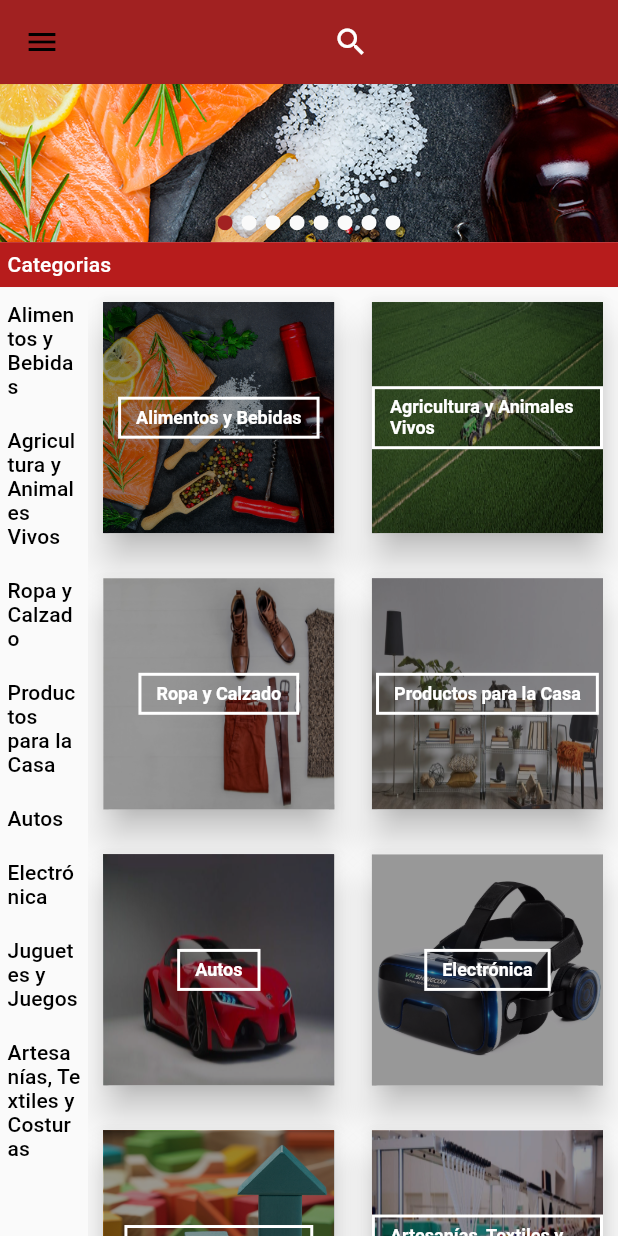
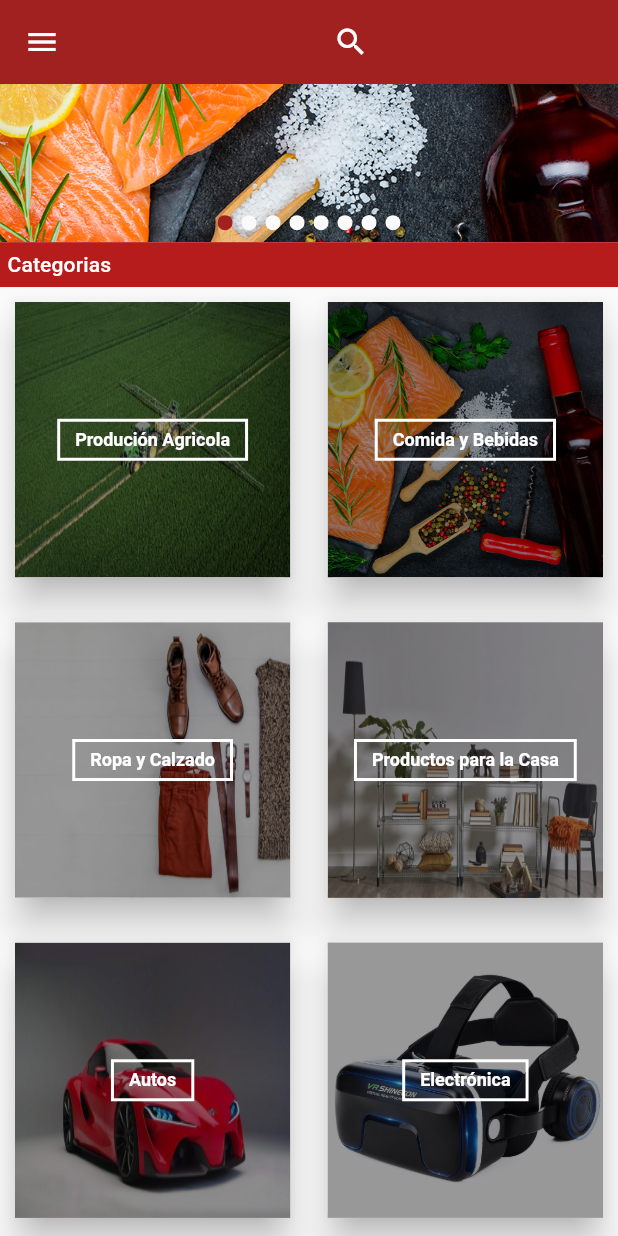
Before and after one commit to mauriciovalli/qapap_b2b, a Flutter app: the screen it shows after launch, on a phone screen of 412 x 824 dp. Run offline on Flutter 3.47's test engine with Material 2 defaults, Android fonts, the phone set to English and light mode, and no system bars; our stand-ins replace bloc, cached_network_image, equatable, flutter_bloc, flutter_swiper, get_it.

Commit message:
Fix actions

```diff
--- a/lib/models/category.dart
+++ b/lib/models/category.dart
@@ -2,6 +2,6 @@ class CategoryModel{
   int id ;
   String name ;
   String image ;
-  bool isSelected ;
-  CategoryModel({this.id,this.name,this.isSelected = false,this.image});
+  String icon ;
+  CategoryModel({this.id,this.name,this.image,this.icon});
 }
--- a/lib/pages/home.dart
+++ b/lib/pages/home.dart
@@ -50,13 +50,13 @@ class _HomePageState extends State<HomePage> {
               flex: 6,
               child: Row(
                 children: [
-                  //if (MediaQuery.of(context).size.width < 1000)
+                  if (themeConfig.isDesktop && !themeConfig.isSmallDesktop)
+                    Container(
+                      width: 270,
+                      child: CategorySimpleList(),
+                    ),
                   Expanded(
-                    flex: 1,
-                    child: CategorySimpleList(),
-                  ),
-                  Expanded(
-                    flex: 6,
+                    flex: 9,
                     child: Column(children: [CategoryList(), ProductList()]),
                   ),
                 ],
@@ -71,18 +71,69 @@ class _HomePageState extends State<HomePage> {
         child: Container(
             color: Colors.redAccent,
             child: Column(
-              children: buildActions(),
+              mainAxisSize: MainAxisSize.min,
+              children: [
+                Container(
+                  height: 200,
+                  child: Column(children: buildActions()),
+                ),
+                Expanded(child: CategorySimpleList()),
+              ],
             )));
   }
 
   List<Widget> buildActions() {
     final ThemeConfig themeConfig = ThemeConfig.instance(context);
     final List<Widget> actions = [];
+    actions.add(buildActionAvatar(themeConfig));
+    actions.add(buildActionItem("Mensajes", Icons.message));
+    actions.add(buildActionItem("Ordenes", Icons.content_paste));
+    actions.add(buildActionItem("Carrito", Icons.shopping_cart));
+    return actions;
+  }
 
-    actions.add(Container(
+  Widget buildActionItem(String text, IconData icon) {
+    return InkWell(
+        child: Container(
+          padding: EdgeInsets.symmetric(
+            vertical: 10,
+            horizontal: 5,
+          ),
+          alignment: Alignment.centerLeft,
+          child: Row(
+            children: [
+              Icon(
+                icon,
+                color: Colors.white,
+              ),
+              Padding(
+                padding: const EdgeInsets.only(
+                  left: 20,
+                ),
+                child: Text(
+                  text,
+                  style: Theme.of(context)
+                      .textTheme
+                      .subtitle2
+                      .copyWith(color: Colors.white),
+                  textAlign: TextAlign.left,
+                ),
+              )
+            ],
+          ),
+        ),
+        onTap: () => {
+              //BlocProvider.of<CategoryBloc>(context).add(CategoryHide()),
+              //BlocProvider.of<ProductBloc>(context).add(ProductLoad(_item.id)),
+            });
+  }
+
+  Container buildActionAvatar(ThemeConfig themeConfig) {
+    return Container(
       padding:
           EdgeInsets.fromLTRB(themeConfig.appPaddingHorizontalLarge, 10, 0, 0),
       alignment: Alignment.center,
+      width: 100,
       child: Row(
         children: [
           CircleAvatar(
@@ -95,71 +146,6 @@ class _HomePageState extends State<HomePage> {
           ),
         ],
       ),
-    ));
-
-    actions.add(Container(
-      padding:
-          EdgeInsets.fromLTRB(themeConfig.appPaddingHorizontalLarge, 10, 0, 0),
-      alignment: Alignment.centerLeft,
-      child: Row(
-        children: [
-          Icon(
-            Icons.message,
-            color: Colors.white,
-          ),
-          Text(
-            "Mensajes",
-            style: Theme.of(context)
-                .textTheme
-                .bodyText2
-                .copyWith(color: Colors.white),
-          )
-        ],
-      ),
-    ));
-
-    actions.add(Container(
-      padding:
-          EdgeInsets.fromLTRB(themeConfig.appPaddingHorizontalLarge, 10, 0, 0),
-      alignment: Alignment.centerLeft,
-      child: Row(
-        children: [
-          Icon(
-            Icons.content_paste,
-            color: Colors.white,
-          ),
-          Text(
-            "Ordenes",
-            style: Theme.of(context)
-                .textTheme
-                .bodyText2
-                .copyWith(color: Colors.white),
-          )
-        ],
-      ),
-    ));
-
-    actions.add(Container(
-      padding:
-          EdgeInsets.fromLTRB(themeConfig.appPaddingHorizontalLarge, 10, 0, 0),
-      alignment: Alignment.centerLeft,
-      child: Row(
-        children: [
-          Icon(
-            Icons.shopping_cart,
-            color: Colors.white,
-          ),
-          Text(
-            "Carrito",
-            style: Theme.of(context)
-                .textTheme
-                .bodyText2
-                .copyWith(color: Colors.white),
-          )
-        ],
-      ),
-    ));
-
-    return actions;
+    );
   }
 }
--- a/lib/services/category_memory.dart
+++ b/lib/services/category_memory.dart
@@ -6,43 +6,51 @@ import 'package:qapaq_b2b/services/category_repository.dart';
 const categoriesJson = '''[
   {
     "id": 1,
-    "name": "Alimentos y Bebidas",
-    "image": "img/cats/food_beverages.jpg"
+    "name": "Produción Agricola",
+    "image": "img/cats/agriculture.jpg",
+    "icon": "0xeb4c"
   },
   {
     "id": 2,
-    "name": "Agricultura y Animales Vivos",
-    "image": "img/cats/agriculture.jpg"
+    "name": "Comida y Bebidas",
+    "image": "img/cats/food_beverages.jpg",
+    "icon": "0xe57a"
   },
   {
     "id": 3,
     "name": "Ropa y Calzado",
-    "image": "img/cats/clothing.jpg"
+    "image": "img/cats/clothing.jpg",
+    "icon": "0xe3f4"
   },
   {
     "id": 4,
     "name": "Productos para la Casa",
-    "image": "img/cats/house.jpg"
+    "image": "img/cats/house.jpg",
+    "icon": "0xe88a"
   },
   {
     "id": 5,
     "name": "Autos",
-    "image": "img/cats/cars.jpg"
+    "image": "img/cats/cars.jpg",
+    "icon": "0xe531"
   },
   {
     "id": 6,
     "name": "Electrónica",
-    "image": "img/cats/electronics.jpg"
+    "image": "img/cats/electronics.jpg",
+    "icon": "0xe3f4"
   },
   {
     "id": 7,
     "name": "Juguetes y Juegos",
-    "image": "img/cats/toys.jpg"
+    "image": "img/cats/toys.jpg",
+    "icon": "0xe3f4"
   },
   {
     "id": 8,
     "name": "Artesanías, Textiles y Costuras",
-    "image": "img/cats/crafts.jpg"
+    "image": "img/cats/crafts.jpg",
+    "icon": "0xe3f4"
   }
 ]''';
 
@@ -63,7 +71,7 @@ class CategoryInMemoryRepository implements CategoryRepository {
 
   CategoryModel _parseCategory(Map<String, dynamic> json) {
     return CategoryModel(
-        id: json['id'], name: json['name'], image: json['image']);
+        id: json['id'], name: json['name'], image: json['image'], icon: json['icon']);
   }
 }
 
```
Also changed, not shown: lib/presentation/category/widgets/category_simple_item.dart (+18 -4 lines), lib/presentation/common/widgets/header.dart (+42 -71 lines).
